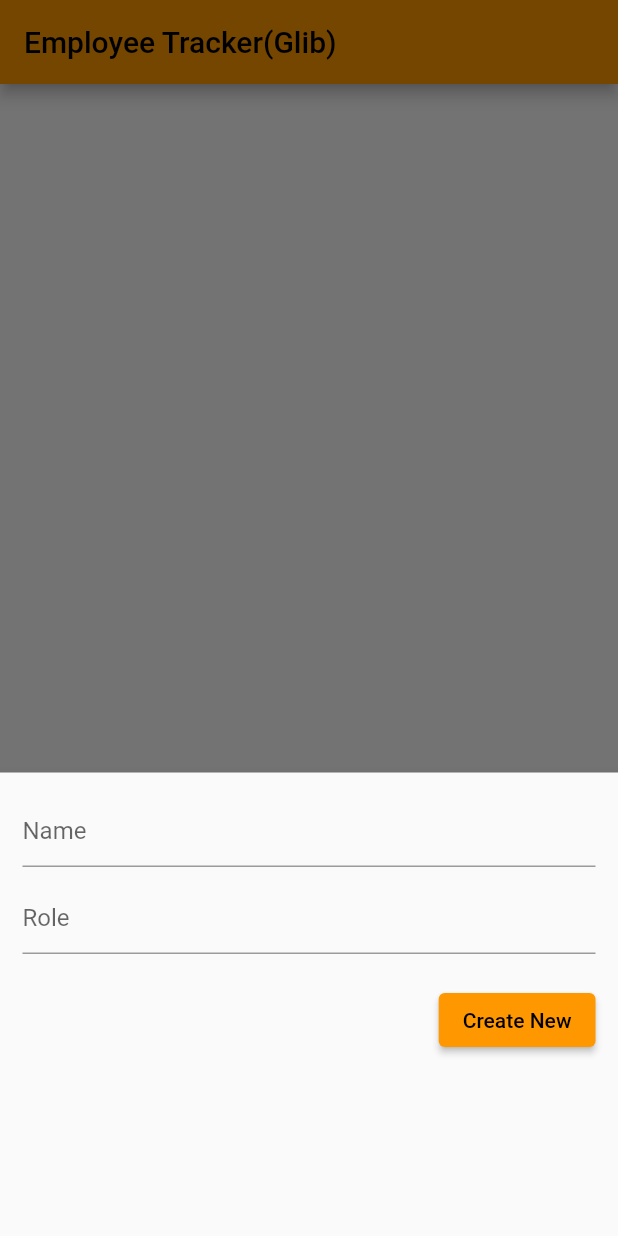
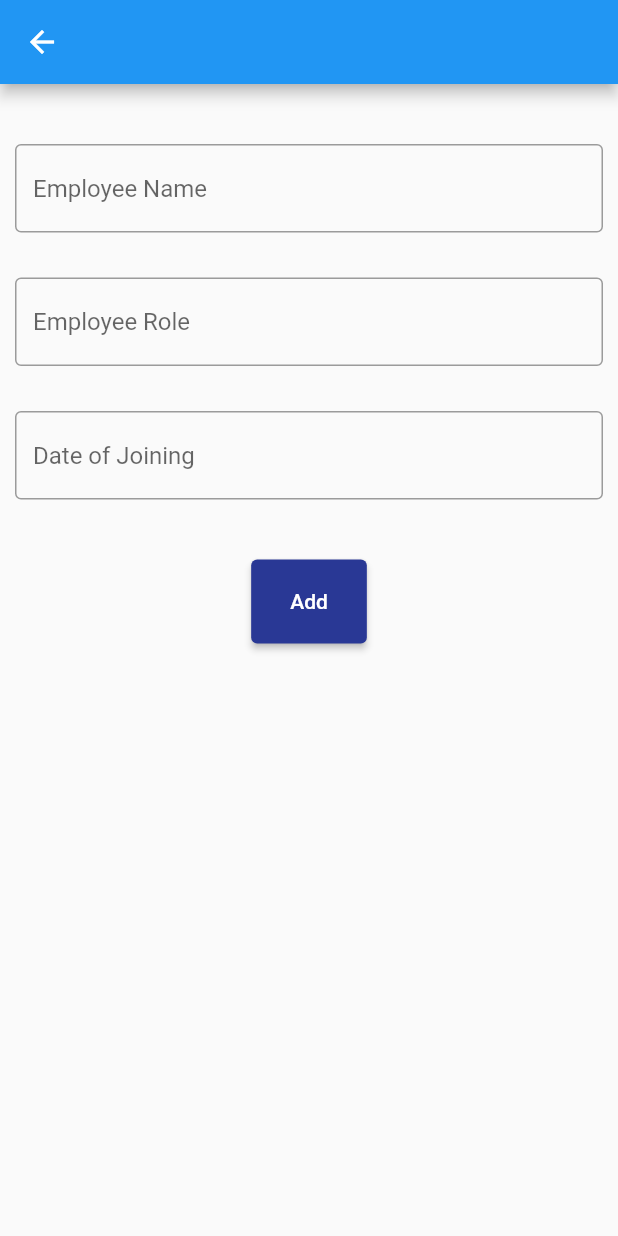
Before and after one commit to android-guru-vikas/flutter-demo, a Flutter app: the screen it shows after launch, after a tap on the "add" icon, on a phone screen of 412 x 824 dp. Run offline on Flutter 3.47's test engine with Material 2 defaults, Android fonts, the phone set to English and light mode, and no system bars; our stand-ins replace sqflite; accounts and stored records are empty.

Commit message:
Added db service

```diff
--- /dev/null
+++ b/lib/UI/insertscreen.dart
@@ -0,0 +1,106 @@
+import 'package:flutter/material.dart';
+import 'package:startup_namer/main.dart';
+import 'package:startup_namer/repository/employee.dart';
+import 'package:startup_namer/services/dbservice.dart';
+
+class InsertScreen extends StatefulWidget {
+  InsertScreen({Key? key, this.employee}) : super(key: key);
+  Employee? employee;
+
+  @override
+  State<InsertScreen> createState() => _InsertScreenState();
+}
+
+String? name, doj, role;
+int? age;
+TextEditingController namecontroller = new TextEditingController();
+TextEditingController rolecontroller = new TextEditingController();
+TextEditingController dojcontroller = new TextEditingController();
+
+class _InsertScreenState extends State<InsertScreen> {
+  @override
+  Widget build(BuildContext context) {
+    if (widget.employee != null) {
+      namecontroller.text = widget.employee!.name;
+      rolecontroller.text = widget.employee!.role;
+      dojcontroller.text = widget.employee!.doj;
+    } else {
+      namecontroller.clear();
+      rolecontroller.clear();
+      dojcontroller.clear();
+    }
+    return Scaffold(
+        appBar: AppBar(),
+        body: Padding(
+          padding: EdgeInsets.all(10),
+          child: Column(
+            children: [
+              Padding(padding: EdgeInsets.all(15)),
+              TextField(
+                controller: namecontroller,
+                decoration: const InputDecoration(
+                  border: OutlineInputBorder(),
+                  hintText: 'Employee Name',
+                ),
+                onChanged: (String? value) {
+                  name = value;
+                },
+              ),
+              Padding(padding: EdgeInsets.all(15)),
+              TextField(
+                controller: rolecontroller,
+                decoration: const InputDecoration(
+                  border: OutlineInputBorder(),
+                  hintText: 'Employee Role',
+                ),
+                onChanged: (String? value) {
+                  role = value;
+                },
+              ),
+              const Padding(padding: EdgeInsets.all(15)),
+              TextField(
+                controller: dojcontroller,
+                decoration: const InputDecoration(
+                  border: OutlineInputBorder(),
+                  hintText: 'Date of Joining',
+                ),
+                onChanged: (String? value) {
+                  doj = value;
+                },
+              ),
+              const Padding(padding: EdgeInsets.all(20)),
+              ElevatedButton(
+                  child: Text("Add"),
+                  style: ElevatedButton.styleFrom(
+                      primary: Color(0xff293895),
+                      padding: EdgeInsets.fromLTRB(26, 20, 26, 20)),
+                  onPressed: () async {
+                    try {
+                      if (widget.employee == null) {
+                        Employee employee =
+                            new Employee(name: name!, role: role!, doj: doj!);
+                        await DBService().insert(employee.toMap());
+                      } else {
+                        Employee employee = Employee(
+                            name: name!,
+                            role: role!,
+                            doj: doj!,
+                            id: widget.employee!.id);
+                        await DBService().update(employee);
+                      }
+
+                      Navigator.push(
+                        context,
+                        MaterialPageRoute(
+                            builder: (context) =>
+                                const MyHomePage(title: "Test")),
+                      );
+                    } catch (exception) {
+                      print(exception);
+                    }
+                  })
+            ],
+          ),
+        ));
+  }
+}
--- a/lib/main.dart
+++ b/lib/main.dart
@@ -1,6 +1,7 @@
 import 'package:flutter/material.dart';
-
-import 'sql_helper.dart';
+import 'package:startup_namer/UI/insertscreen.dart';
+import 'package:startup_namer/repository/employee.dart';
+import 'package:startup_namer/services/dbservice.dart';
 
 void main() {
   runApp(const MyApp());
@@ -12,169 +13,156 @@ class MyApp extends StatelessWidget {
   @override
   Widget build(BuildContext context) {
     return MaterialApp(
-        // Remove the debug banner
-        debugShowCheckedModeBanner: false,
-        title: 'Employee Tracker(Glib)',
+      title: 'Flutter Demo',
       theme: ThemeData(
-          primarySwatch: Colors.orange,
+        primarySwatch: Colors.blue,
       ),
-        home: const HomePage());
+      home: const MyHomePage(title: 'Flutter Demo Home Page'),
+    );
   }
 }
 
-class HomePage extends StatefulWidget {
-  const HomePage({Key? key}) : super(key: key);
+class MyHomePage extends StatefulWidget {
+  const MyHomePage({Key? key, required this.title}) : super(key: key);
+
+  final String title;
 
   @override
-  _HomePageState createState() => _HomePageState();
+  State<MyHomePage> createState() => _MyHomePageState();
 }
 
-class _HomePageState extends State<HomePage> {
-  List<Map<String, dynamic>> _journals = [];
-  bool _isLoading = true;
-
-  void _refreshJournals() async {
-    final data = await SQLHelper.getItems();
-    setState(() {
-      _journals = data;
-      _isLoading = false;
-    });
-  }
+class _MyHomePageState extends State<MyHomePage> {
+  int _counter = 0;
 
   @override
   void initState() {
+    DBService().initDB();
+    DBService().createTable();
     super.initState();
-    _refreshJournals(); // Loading the diary when the app starts
-  }
-
-  final TextEditingController _nameController = TextEditingController();
-  final TextEditingController _roleController = TextEditingController();
-
-  void _showForm(int? id) async {
-    if (id != null) {
-      final existingJournal =
-          _journals.firstWhere((element) => element['emp_id'] == id);
-      _nameController.text = existingJournal['name'];
-      _roleController.text = existingJournal['role'];
-    }
-
-    showModalBottomSheet(
-        context: context,
-        elevation: 5,
-        isScrollControlled: true,
-        builder: (_) => Container(
-              padding: EdgeInsets.only(
-                top: 15,
-                left: 15,
-                right: 15,
-                // this will prevent the soft keyboard from covering the text fields
-                bottom: MediaQuery.of(context).viewInsets.bottom + 120,
-              ),
-              child: Column(
-                mainAxisSize: MainAxisSize.min,
-                crossAxisAlignment: CrossAxisAlignment.end,
-                children: [
-                  TextField(
-                    controller: _nameController,
-                    decoration: const InputDecoration(hintText: 'Name'),
-                  ),
-                  const SizedBox(
-                    height: 10,
-                  ),
-                  TextField(
-                    controller: _roleController,
-                    decoration: const InputDecoration(hintText: 'Role'),
-                  ),
-                  const SizedBox(
-                    height: 20,
-                  ),
-                  ElevatedButton(
-                    onPressed: () async {
-                      // Save new journal
-                      if (id == null) {
-                        await _addItem();
-                      }
-
-                      if (id != null) {
-                        await _updateItem(id);
-                      }
-
-                      // Clear the text fields
-                      _nameController.text = '';
-                      _roleController.text = '';
-
-                      // Close the bottom sheet
-                      Navigator.of(context).pop();
-                    },
-                    child: Text(id == null ? 'Create New' : 'Update'),
-                  )
-                ],
-              ),
-            ));
-  }
-
-// Insert a new journal to the database
-  Future<void> _addItem() async {
-    await SQLHelper.createItem(_nameController.text, _roleController.text);
-    _refreshJournals();
-  }
-
-  // Update an existing journal
-  Future<void> _updateItem(int id) async {
-    await SQLHelper.updateItem(id, _nameController.text, _roleController.text);
-    _refreshJournals();
-  }
-
-  // Delete an item
-  void _deleteItem(int id) async {
-    await SQLHelper.deleteItem(id);
-    ScaffoldMessenger.of(context).showSnackBar(const SnackBar(
-      content: Text('Successfully deleted a journal!'),
-    ));
-    _refreshJournals();
   }
 
   @override
   Widget build(BuildContext context) {
-    return Scaffold(
+    return WillPopScope(
+        onWillPop: () async => false,
+        child: Scaffold(
           appBar: AppBar(
-        title: const Text('Employee Tracker(Glib)'),
+            title: Text(widget.title),
           ),
-      body: _isLoading
-          ? const Center(
-              child: CircularProgressIndicator(),
-            )
-          : ListView.builder(
-              itemCount: _journals.length,
-              itemBuilder: (context, index) => Card(
-                color: Colors.orange[200],
-                margin: const EdgeInsets.all(15),
-                child: ListTile(
-                    title: Text(_journals[index]['name']),
-                    subtitle: Text(_journals[index]['role']),
-                    trailing: SizedBox(
-                      width: 100,
+          body: Center(
+            child: FutureBuilder<List<Employee>>(
+                future: DBService().getemployee(),
+                builder: (BuildContext context,
+                    AsyncSnapshot<List<Employee>> snapshot) {
+                  List<Widget> children;
+                  if (snapshot.data!.isNotEmpty) {
+                    return ListView.builder(
+                        itemCount: snapshot.data!.length,
+                        itemBuilder: (context, index) {
+                          Employee employee = snapshot.data![index];
+                          return Column(
+                            children: [
+                              Padding(
+                                  padding: EdgeInsets.all(10),
+                                  child: Card(
+                                      child: Container(
+                                    width:
+                                        MediaQuery.of(context).size.width - 20,
                                     child: Row(
+                                        mainAxisAlignment:
+                                            MainAxisAlignment.spaceBetween,
                                         children: [
-                          IconButton(
-                            icon: const Icon(Icons.edit),
-                            onPressed: () =>
-                                _showForm(_journals[index]['emp_id']),
+                                          Column(
+                                            mainAxisAlignment:
+                                                MainAxisAlignment.spaceBetween,
+                                            children: [
+                                              Text("Name"),
+                                              const Padding(
+                                                  padding: EdgeInsets.all(15)),
+                                              Text("Role"),
+                                              const Padding(
+                                                  padding: EdgeInsets.all(15)),
+                                              Text("DOJ"),
+                                              const Padding(
+                                                  padding: EdgeInsets.all(15)),
+                                              ElevatedButton(
+                                                  child: Text("Delete"),
+                                                  style:
+                                                      ElevatedButton.styleFrom(
+                                                    primary: Color(0xff293895),
                                                   ),
-                          IconButton(
-                            icon: const Icon(Icons.delete),
-                            onPressed: () =>
-                                _deleteItem(_journals[index]['emp_id']),
-                          ),
+                                                  onPressed: () {
+                                                    DBService().deleteEmployee(
+                                                        snapshot
+                                                            .data![index].id!);
+                                                    Navigator.push(
+                                                      context,
+                                                      MaterialPageRoute(
+                                                          builder: (context) =>
+                                                              const MyHomePage(
+                                                                  title:
+                                                                      "Test")),
+                                                    );
+                                                  }),
+                                              const Padding(
+                                                  padding: EdgeInsets.all(15)),
                                             ],
                                           ),
+                                          Column(
+                                            mainAxisAlignment:
+                                                MainAxisAlignment.spaceBetween,
+                                            children: [
+                                              Text(snapshot.data![index].name),
+                                              const Padding(
+                                                  padding: EdgeInsets.all(15)),
+                                              Text(snapshot.data![index].role),
+                                              const Padding(
+                                                  padding: EdgeInsets.all(15)),
+                                              Text(snapshot.data![index].doj),
+                                              const Padding(
+                                                  padding: EdgeInsets.all(15)),
+                                              ElevatedButton(
+                                                  child: Text("Edit"),
+                                                  style:
+                                                      ElevatedButton.styleFrom(
+                                                    primary: Color(0xff293895),
+                                                  ),
+                                                  onPressed: () {
+                                                    Navigator.push(
+                                                      context,
+                                                      MaterialPageRoute(
+                                                          builder: (context) =>
+                                                              InsertScreen(
+                                                                employee: snapshot
+                                                                        .data![
+                                                                    index],
                                                               )),
+                                                    );
+                                                  }),
+                                              const Padding(
+                                                  padding: EdgeInsets.all(15)),
+                                            ],
                                           ),
+                                        ]),
+                                  )))
+                            ],
+                          );
+                        });
+                  } else {
+                    return const Center(child: Text("No Data found"));
+                  }
+                }),
           ),
           floatingActionButton: FloatingActionButton(
+            onPressed: () {
+              Navigator.push(
+                context,
+                MaterialPageRoute(builder: (context) => InsertScreen()),
+              );
+            },
+            tooltip: 'Add',
             child: const Icon(Icons.add),
-        onPressed: () => _showForm(null),
           ),
-    );
+        ));
   }
 }
--- /dev/null
+++ b/lib/repository/employee.dart
@@ -0,0 +1,29 @@
+class Employee {
+  final int? id;
+  final String name;
+  final String role;
+  final String doj;
+
+  const Employee({
+    this.id,
+    required this.name,
+    required this.role,
+    required this.doj,
+  });
+
+  Map<String, dynamic> toMap() {
+    return {
+     // 'id': id,
+      'name': name,
+      'role': role,
+      'doj':doj
+    };
+  }
+
+  // Implement toString to make it easier to see information about
+  // each dog when using the print statement.
+  @override
+  String toString() {
+    return 'Dog{id: $id, name: $name, role: $role, doj:$doj}';
+  }
+}
--- /dev/null
+++ b/lib/services/dbservice.dart
@@ -0,0 +1,72 @@
+import 'package:flutter/cupertino.dart';
+import 'package:path/path.dart';
+import 'package:sqflite/sqflite.dart';
+import 'package:startup_namer/repository/employee.dart';
+
+class DBService {
+  var database = null;
+
+  void initDB() async {
+    WidgetsFlutterBinding.ensureInitialized();
+  }
+
+  void createTable() async {
+    final database = openDatabase(
+      join(await getDatabasesPath(), 'emp_database.db'),
+      onCreate: (db, version) {
+        return db.execute(
+          'CREATE TABLE employees(id INTEGER PRIMARY KEY AUTOINCREMENT, name TEXT, role TEXT, doj INTEGER)',
+        );
+      },
+      version: 1,
+    );
+  }
+
+  Future<void> insert(Map data) async {
+    database = await openDatabase(
+      join(await getDatabasesPath(), 'emp_database.db'),
+    );
+    await database.insert('employees', data);
+  }
+
+  Future<List<Employee>> getemployee() async {
+    database = await openDatabase(
+      join(await getDatabasesPath(), 'emp_database.db'),
+    );
+
+    final List<Map<String, dynamic>> maps = await database.query('employees');
+
+    return List.generate(maps.length, (int index) {
+      return Employee(
+          id: maps[index]['id'],
+          name: maps[index]['name'],
+          role: maps[index]['role'],
+          doj: maps[index]['doj'].toString());
+    });
+  }
+
+  Future<void> deleteEmployee(int id) async {
+    database = await openDatabase(
+      join(await getDatabasesPath(), 'emp_database.db'),
+    );
+
+    await database.delete(
+      'employees',
+      where: 'id = ?',
+      whereArgs: [id],
+    );
+  }
+
+  Future<void> update(Employee employee) async {
+    database = await openDatabase(
+      join(await getDatabasesPath(), 'emp_database.db'),
+    );
+
+    await database.update(
+      'employees',
+      employee.toMap(),
+      where: 'id = ?',
+      whereArgs: [employee.id],
+    );
+  }
+}
--- a/lib/sql_helper.dart
+++ /dev/null
@@ -1,73 +0,0 @@
-import 'package:flutter/foundation.dart';
-import 'package:sqflite/sqflite.dart' as sql;
-
-class SQLHelper {
-  static Future<void> createTables(sql.Database database) async {
-    await database.execute("""CREATE TABLE items(
-        emp_id INTEGER PRIMARY KEY AUTOINCREMENT NOT NULL,
-        name TEXT,
-        role TEXT,
-        createdAt TIMESTAMP NOT NULL DEFAULT CURRENT_TIMESTAMP
-      )
-      """);
-  }
-
-  static Future<sql.Database> db() async {
-    return sql.openDatabase(
-      'emptracker.db',
-      version: 1,
-      onCreate: (sql.Database database, int version) async {
-        await createTables(database);
-      },
-    );
-  }
-
-  // Create new item (journal)
-  static Future<int> createItem(String title, String? descrption) async {
-    final db = await SQLHelper.db();
-
-    final data = {'name': title, 'role': descrption};
-    final id = await db.insert('items', data,
-        conflictAlgorithm: sql.ConflictAlgorithm.replace);
-    return id;
-  }
-
-  // Read all items (journals)
-  static Future<List<Map<String, dynamic>>> getItems() async {
-    final db = await SQLHelper.db();
-    return db.query('items', orderBy: "emp_id");
-  }
-
-  // Read a single item by id
-  // The app doesn't use this method but I put here in case you want to see it
-  static Future<List<Map<String, dynamic>>> getItem(int id) async {
-    final db = await SQLHelper.db();
-    return db.query('items', where: "emp_id = ?", whereArgs: [id], limit: 1);
-  }
-
-  // Update an item by id
-  static Future<int> updateItem(
-      int id, String title, String? descrption) async {
-    final db = await SQLHelper.db();
-
-    final data = {
-      'name': title,
-      'role': descrption,
-      'createdAt': DateTime.now().toString()
-    };
-
-    final result =
-    await db.update('items', data, where: "emp_id = ?", whereArgs: [id]);
-    return result;
-  }
-
-  // Delete
-  static Future<void> deleteItem(int id) async {
-    final db = await SQLHelper.db();
-    try {
-      await db.delete("items", where: "emp_id = ?", whereArgs: [id]);
-    } catch (err) {
-      debugPrint("Something went wrong when deleting an item: $err");
-    }
-  }
-}
--- a/pubspec.yaml
+++ b/pubspec.yaml
@@ -35,6 +35,9 @@ dependencies:
   # Use with the CupertinoIcons class for iOS style icons.
   cupertino_icons: ^1.0.2
   sqflite: ^2.0.2+1
+  cloud_firestore: ^3.1.5
+  firebase_core: ^1.10.6
+  path: ^1.8.0
 
 dev_dependencies:
   flutter_test:
```
Also changed, not shown: pubspec.lock, 2 other files. Lines whose indentation alone changed are shown as unchanged.
